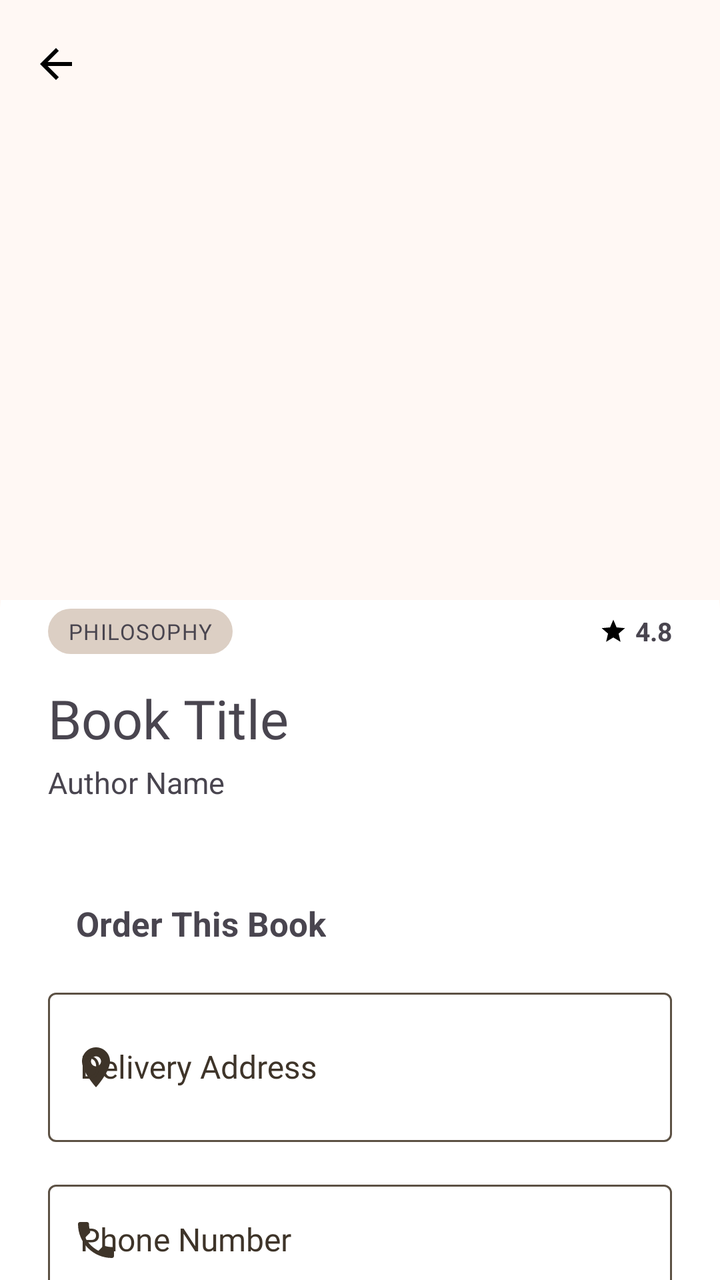
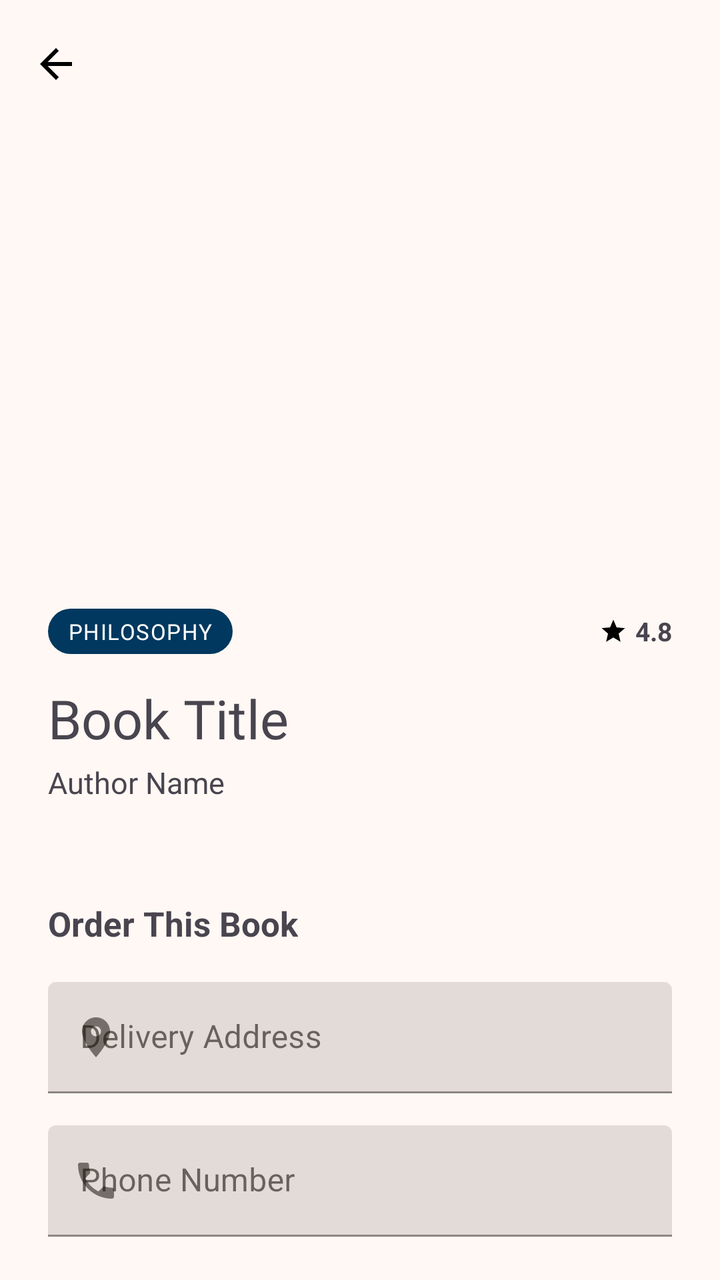

The first picture is an Android layout as it rendered before a commit; the second is the same layout after the commit. The layout source and the unified diff follow.
<!-- AndroidManifest.xml: application theme Theme.DClassicsBooks -->
<!-- res/layout/activity_book_detail.xml -->
<?xml version="1.0" encoding="utf-8"?>
<androidx.coordinatorlayout.widget.CoordinatorLayout xmlns:android="http://schemas.android.com/apk/res/android"
    xmlns:app="http://schemas.android.com/apk/res-auto"
    android:layout_width="match_parent"
    android:layout_height="match_parent"
    android:fitsSystemWindows="true">

    <com.google.android.material.appbar.AppBarLayout
        android:id="@+id/app_bar"
        android:layout_width="match_parent"
        android:layout_height="300dp"
        android:fitsSystemWindows="true"
        app:elevation="0dp">

        <com.google.android.material.appbar.CollapsingToolbarLayout
            android:id="@+id/collapsing_toolbar"
            android:layout_width="match_parent"
            android:layout_height="match_parent"
            app:layout_scrollFlags="scroll|exitUntilCollapsed"
            app:expandedTitleTextAppearance="@android:style/TextAppearance.Small"
            app:collapsedTitleTextAppearance="@android:style/TextAppearance.Small">

            <ImageView
                android:id="@+id/iv_cover"
                android:layout_width="match_parent"
                android:layout_height="match_parent"
                android:scaleType="centerCrop"
                android:contentDescription="Book cover"
                app:layout_collapseMode="parallax"/>

            
            <View
                android:layout_width="match_parent"
                android:layout_height="match_parent"
                app:layout_collapseMode="pin"/>

            <androidx.appcompat.widget.Toolbar
                android:id="@+id/toolbar"
                android:layout_width="match_parent"
                android:layout_height="?attr/actionBarSize"
                app:layout_collapseMode="pin"
                app:navigationIcon="@drawable/ic_arrow_back"/>

        </com.google.android.material.appbar.CollapsingToolbarLayout>
    </com.google.android.material.appbar.AppBarLayout>

    <androidx.core.widget.NestedScrollView
        android:layout_width="match_parent"
        android:layout_height="match_parent"
        app:layout_behavior="@string/appbar_scrolling_view_behavior">

        
        <androidx.cardview.widget.CardView
            android:layout_width="match_parent"
            android:layout_height="wrap_content"
            android:layout_marginTop="-20dp"
            app:cardCornerRadius="24dp"
            app:cardElevation="0dp">

            <LinearLayout
                android:layout_width="match_parent"
                android:layout_height="wrap_content"
                android:orientation="vertical"
                android:paddingHorizontal="24dp"
                android:paddingTop="24dp"
                android:paddingBottom="32dp">

                
                <LinearLayout
                    android:layout_width="match_parent"
                    android:layout_height="wrap_content"
                    android:orientation="horizontal"
                    android:gravity="center_vertical">

                    <TextView
                        android:id="@+id/tv_genre"
                        android:layout_width="wrap_content"
                        android:layout_height="wrap_content"
                        android:text="Philosophy"
                        android:background="@drawable/bg_badge_genre"
                        android:textAppearance="?attr/textAppearanceLabelSmall"
                        android:textAllCaps="true"
                        android:paddingHorizontal="10dp"
                        android:paddingVertical="4dp"/>

                    <View
                        android:layout_width="0dp"
                        android:layout_height="0dp"
                        android:layout_weight="1"/>

                    <ImageView
                        android:layout_width="14dp"
                        android:layout_height="14dp"
                        android:src="@drawable/ic_star"
                        android:contentDescription="Rating"/>
                    <TextView
                        android:id="@+id/tv_rating"
                        android:layout_width="wrap_content"
                        android:layout_height="wrap_content"
                        android:text="4.8"
                        android:textSize="13sp"
                        android:textStyle="bold"
                        android:layout_marginStart="4dp"/>
                </LinearLayout>

                
                <TextView
                    android:id="@+id/tv_title"
                    android:layout_width="match_parent"
                    android:layout_height="wrap_content"
                    android:text="Book Title"
                    android:textSize="27sp"
                    android:fontFamily="@font/aleo_semibold"
                    android:layout_marginTop="14dp"
                    android:lineSpacingMultiplier="1.1"/>

                
                <TextView
                    android:id="@+id/tv_author"
                    android:layout_width="match_parent"
                    android:layout_height="wrap_content"
                    android:text="Author Name"
                    android:textSize="15sp"
                    android:layout_marginTop="4dp"/>

                
                <View
                    android:layout_width="match_parent"
                    android:layout_height="1dp"
                    android:layout_marginVertical="24dp"/>

                
                <LinearLayout
                    android:layout_width="match_parent"
                    android:layout_height="wrap_content"
                    android:orientation="horizontal"
                    android:gravity="center_vertical"
                    android:layout_marginBottom="18dp">

                    <View
                        android:layout_width="4dp"
                        android:layout_height="20dp"
                        android:layout_marginEnd="10dp"/>

                    <TextView
                        android:layout_width="wrap_content"
                        android:layout_height="wrap_content"
                        android:text="@string/order_book"
                        android:textSize="17sp"
                        android:textStyle="bold"/>

                </LinearLayout>

                <com.google.android.material.textfield.TextInputLayout
                    android:id="@+id/til_address"
                    android:layout_width="match_parent"
                    android:layout_height="wrap_content"
                    android:hint="@string/delivery_address"
                    app:startIconDrawable="@drawable/ic_location_on">

                    <com.google.android.material.textfield.TextInputEditText
                        android:id="@+id/et_address"
                        android:layout_width="match_parent"
                        android:layout_height="wrap_content"
                        android:inputType="textPostalAddress|textMultiLine"
                        android:minLines="2"/>
                </com.google.android.material.textfield.TextInputLayout>

                <com.google.android.material.textfield.TextInputLayout
                    android:id="@+id/til_phone"
                    android:layout_width="match_parent"
                    android:layout_height="wrap_content"
                    android:layout_marginTop="16dp"
                    android:hint="@string/phone_number"
                    app:startIconDrawable="@drawable/ic_phone">

                    <com.google.android.material.textfield.TextInputEditText
                        android:id="@+id/et_phone"
                        android:layout_width="match_parent"
                        android:layout_height="wrap_content"
                        android:inputType="phone"
                        android:imeOptions="actionDone"/>
                </com.google.android.material.textfield.TextInputLayout>

                <Button
                    android:id="@+id/btn_buy"
                    android:layout_width="match_parent"
                    android:layout_height="52dp"
                    android:layout_marginTop="24dp"
                    android:text="@string/btn_buy"
                    android:textStyle="bold"
                    android:textSize="15sp"/>

            </LinearLayout>
        </androidx.cardview.widget.CardView>

    </androidx.core.widget.NestedScrollView>

</androidx.coordinatorlayout.widget.CoordinatorLayout>
<!-- resources referenced by this layout -->
<resources>
  <!-- drawable bg_badge_genre (drawable) -->
  <?xml version="1.0" encoding="utf-8"?>
  <shape xmlns:android="http://schemas.android.com/apk/res/android"
      android:shape="rectangle">
      <solid android:color="?attr/colorSurfaceContainerHigh" />
      <corners android:radius="1000dp" />
  </shape>
  <string name="btn_buy">Place Order</string>
  <style name="Theme.DClassicsBooks.Base" parent="Theme.Material3.Light.NoActionBar">
          <item name="colorPrimary">@color/primary</item>
          <item name="colorOnPrimary">@color/white</item>
          <item name="colorPrimaryContainer">@color/primary_container</item>
          <item name="colorOnPrimaryContainer">@color/white</item>
          <item name="colorSecondary">@color/secondary</item>
          <item name="colorOnSecondary">@color/white</item>
          <item name="colorSecondaryContainer">@color/secondary_container</item>
          <item name="colorOnSecondaryContainer">@color/white</item>
          <item name="colorError">@color/error</item>
          <item name="colorOnError">@color/white</item>
          <item name="colorErrorContainer">@color/error_container</item>
          <item name="colorOnErrorContainer">@color/white</item>
          <item name="colorSurface">@color/surface</item>
          <item name="colorSurfaceContainerLowest">@color/surface_container_low</item>
          <item name="colorSurfaceContainerLow">@color/surface_container_low</item>
          <item name="colorSurfaceContainer">@color/surface_container</item>
          <item name="colorSurfaceContainerHigh">@color/surface_container_high</item>
          <item name="colorSurfaceContainerHighest">@color/surface_container_high</item>
          <item name="colorOutline">@color/outline</item>
          <item name="colorOutlineVariant">@color/outline_variant</item>
          <item name="colorOnSurface">@color/on_surface</item>
          <item name="colorOnSurfaceVariant">@color/on_surface_variant</item>
          <item name="android:colorBackground">@color/surface</item>
  
          <item name="textAppearanceDisplayLarge">@style/Typography.DisplayLarge</item>
          <item name="textAppearanceDisplayMedium">@style/Typography.DisplayMedium</item>
          <item name="textAppearanceDisplaySmall">@style/Typography.DisplaySmall</item>
          <item name="textAppearanceHeadlineLarge">@style/Typography.HeadlineLarge</item>
          <item name="textAppearanceHeadlineMedium">@style/Typography.HeadlineMedium</item>
          <item name="textAppearanceHeadlineSmall">@style/Typography.HeadlineSmall</item>
          <item name="textAppearanceTitleLarge">@style/Typography.TitleLarge</item>
          <item name="textAppearanceTitleMedium">@style/Typography.TitleMedium</item>
          <item name="textAppearanceTitleSmall">@style/Typography.TitleSmall</item>
          <item name="textAppearanceBodyLarge">@style/Typography.BodyLarge</item>
          <item name="textAppearanceBodyMedium">@style/Typography.BodyMedium</item>
          <item name="textAppearanceBodySmall">@style/Typography.BodySmall</item>
          <item name="textAppearanceLabelLarge">@style/Typography.LabelLarge</item>
          <item name="textAppearanceLabelMedium">@style/Typography.LabelMedium</item>
          <item name="textAppearanceLabelSmall">@style/Typography.LabelSmall</item>
  
          <item name="materialCardViewStyle">@style/Widget.DClassicsBooks.CardView</item>
      </style>
  <color name="primary">#4E3000</color>
  <color name="white">#FFFFFF</color>
  <color name="secondary">#45331C</color>
  <color name="error">#740006</color>
  <color name="surface">#FFF8F4</color>
  <color name="outline">#5C5144</color>
  <color name="on_surface">#161009</color>
  <!-- unchanged entries left out for length: 32 -->
</resources>

<!-- the commit's change to res/layout/activity_book_detail.xml (unified diff, before → after) -->
@@ -50,12 +50,13 @@
         app:layout_behavior="@string/appbar_scrolling_view_behavior">
 
         
-        <androidx.cardview.widget.CardView
+        <com.google.android.material.card.MaterialCardView
             android:layout_width="match_parent"
             android:layout_height="wrap_content"
             android:layout_marginTop="-20dp"
             app:cardCornerRadius="24dp"
-            app:cardElevation="0dp">
+            app:cardElevation="0dp"
+            app:cardBackgroundColor="@color/surface">
 
             <LinearLayout
                 android:layout_width="match_parent"
@@ -80,6 +81,7 @@
                         android:background="@drawable/bg_badge_genre"
                         android:textAppearance="?attr/textAppearanceLabelSmall"
                         android:textAllCaps="true"
+                        android:textColor="@color/white"
                         android:paddingHorizontal="10dp"
                         android:paddingVertical="4dp"/>
 
@@ -129,29 +131,17 @@
                     android:layout_height="1dp"
                     android:layout_marginVertical="24dp"/>
 
-                
-                <LinearLayout
-                    android:layout_width="match_parent"
+
+                <TextView
+                    android:layout_width="wrap_content"
                     android:layout_height="wrap_content"
-                    android:orientation="horizontal"
-                    android:gravity="center_vertical"
-                    android:layout_marginBottom="18dp">
-
-                    <View
-                        android:layout_width="4dp"
-                        android:layout_height="20dp"
-                        android:layout_marginEnd="10dp"/>
-
-                    <TextView
-                        android:layout_width="wrap_content"
-                        android:layout_height="wrap_content"
-                        android:text="@string/order_book"
-                        android:textSize="17sp"
-                        android:textStyle="bold"/>
-
-                </LinearLayout>
+                    android:text="@string/order_book"
+                    android:textSize="17sp"
+                    android:textStyle="bold"
+                    android:layout_marginBottom="18dp"/>
 
                 <com.google.android.material.textfield.TextInputLayout
+                    style="@style/Widget.MaterialComponents.TextInputLayout.FilledBox"
                     android:id="@+id/til_address"
                     android:layout_width="match_parent"
                     android:layout_height="wrap_content"
@@ -162,11 +152,11 @@
                         android:id="@+id/et_address"
                         android:layout_width="match_parent"
                         android:layout_height="wrap_content"
-                        android:inputType="textPostalAddress|textMultiLine"
-                        android:minLines="2"/>
+                        android:inputType="textPostalAddress|textMultiLine"/>
                 </com.google.android.material.textfield.TextInputLayout>
 
                 <com.google.android.material.textfield.TextInputLayout
+                    style="@style/Widget.MaterialComponents.TextInputLayout.FilledBox"
                     android:id="@+id/til_phone"
                     android:layout_width="match_parent"
                     android:layout_height="wrap_content"
@@ -192,7 +182,7 @@
                     android:textSize="15sp"/>
 
             </LinearLayout>
-        </androidx.cardview.widget.CardView>
+        </com.google.android.material.card.MaterialCardView>
 
     </androidx.core.widget.NestedScrollView>
 
<!-- resource entries referenced after the edit -->
@@ -4,10 +4,11 @@
   <?xml version="1.0" encoding="utf-8"?>
   <shape xmlns:android="http://schemas.android.com/apk/res/android"
       android:shape="rectangle">
-      <solid android:color="?attr/colorSurfaceContainerHigh" />
+      <solid android:color="@color/accent" />
       <corners android:radius="1000dp" />
   </shape>
   <string name="btn_buy">Place Order</string>
+  <color name="accent">#00385F</color>
   <style name="Theme.DClassicsBooks.Base" parent="Theme.Material3.Light.NoActionBar">
           <item name="colorPrimary">@color/primary</item>
           <item name="colorOnPrimary">@color/white</item>
@@ -17,6 +18,10 @@
           <item name="colorOnSecondary">@color/white</item>
           <item name="colorSecondaryContainer">@color/secondary_container</item>
           <item name="colorOnSecondaryContainer">@color/white</item>
+          <item name="colorTertiary">@color/accent</item>
+          <item name="colorOnTertiary">@color/white</item>
+          <item name="colorTertiaryContainer">@color/accent_container</item>
+          <item name="colorOnTertiaryContainer">@color/white</item>
           <item name="colorError">@color/error</item>
           <item name="colorOnError">@color/white</item>
           <item name="colorErrorContainer">@color/error_container</item>
@@ -54,6 +59,7 @@
   <color name="primary">#4E3000</color>
   <color name="white">#FFFFFF</color>
   <color name="secondary">#45331C</color>
+  <color name="accent_container">#43709D</color>
   <color name="error">#740006</color>
   <color name="surface">#FFF8F4</color>
   <color name="outline">#5C5144</color>
